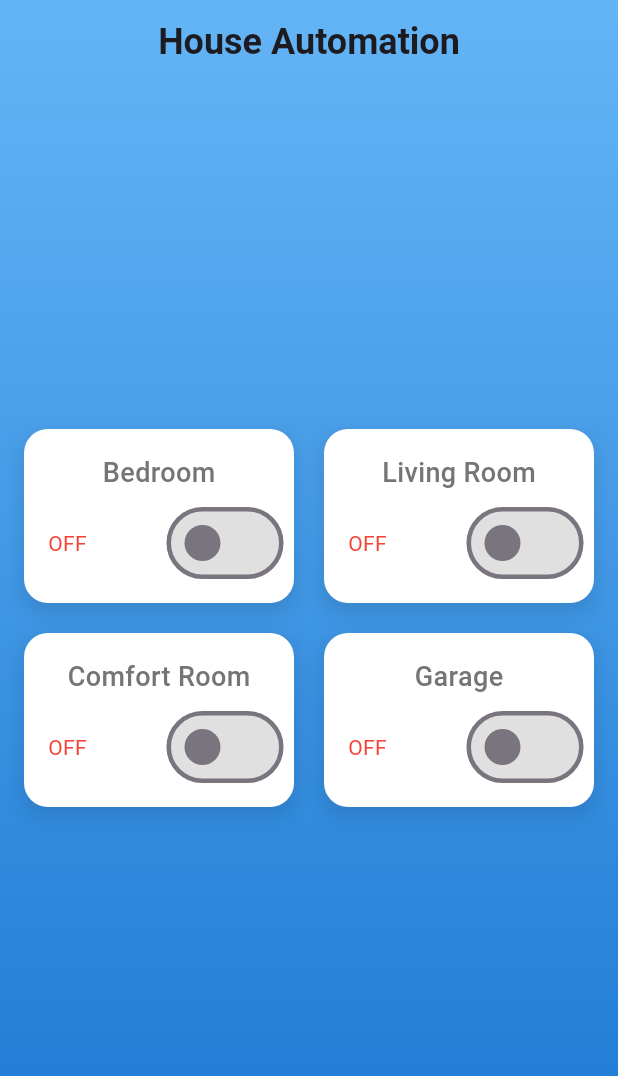
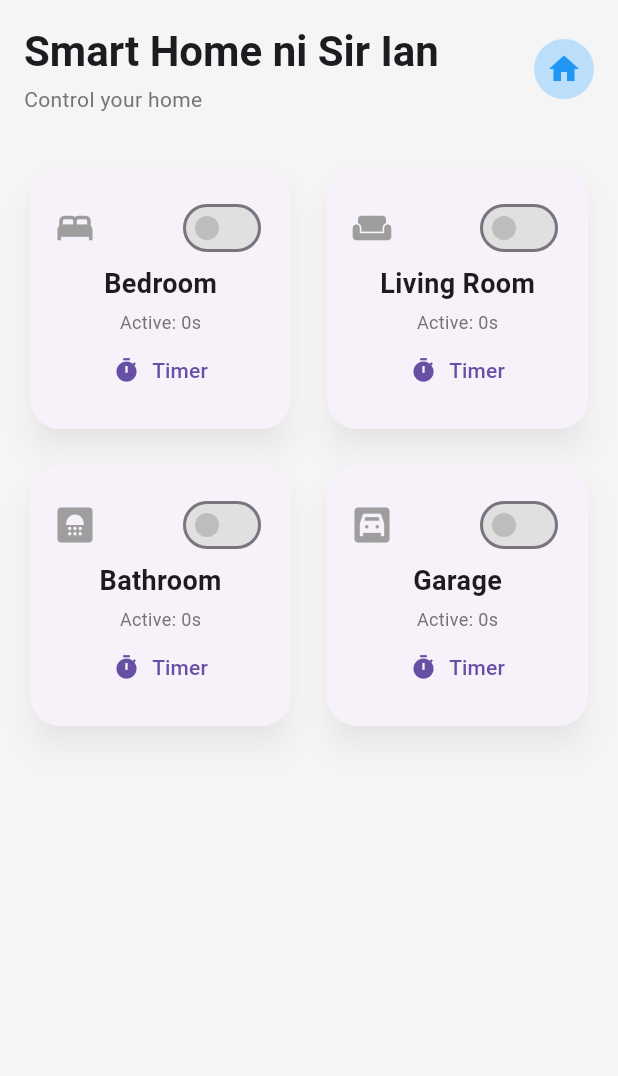
Before and after one commit to sdr20/Home-Automation, a Flutter app: the screen it shows after launch, on a phone screen of 412 x 824 dp. Shown: the top 1076 px of the screen. Run offline on Flutter 3.47's test engine with Material 3 defaults, Android fonts, the phone set to English and light mode, and no system bars.

Commit message:
12/1/2024

```diff
--- a/lib/main.dart
+++ b/lib/main.dart
@@ -1,172 +1,28 @@
 import 'package:flutter/material.dart';
-import 'package:http/http.dart' as http;
+import 'package:flutter/services.dart';
+import 'screens/home_screen.dart';
+import 'theme/app_theme.dart';
 
 void main() {
-  runApp(MyApp());
+  SystemChrome.setSystemUIOverlayStyle(
+    const SystemUiOverlayStyle(
+      statusBarColor: Colors.transparent,
+      statusBarIconBrightness: Brightness.dark,
+    ),
+  );
+  runApp(const MyApp());
 }
 
 class MyApp extends StatelessWidget {
+  const MyApp({Key? key}) : super(key: key);
+
   @override
   Widget build(BuildContext context) {
     return MaterialApp(
-      title: 'ESP32 LED Control',
+      title: 'Smart Home ni Sir Ian',
       debugShowCheckedModeBanner: false,
-      home: LEDControl(),
-      theme: ThemeData(
-        brightness: Brightness.light,
-        primarySwatch: Colors.blue,
-        textTheme: TextTheme(
-          bodyLarge: TextStyle(color: Colors.grey[700], fontSize: 16),
-          bodyMedium: TextStyle(color: Colors.grey[600]),
-          titleLarge: TextStyle(
-            fontSize: 24,
-            fontWeight: FontWeight.bold,
-            color: Colors.grey[800],
-          ),
-        ),
-      ),
+      theme: AppTheme.lightTheme,
+      home: const HomeScreen(),
     );
   }
 }
-
-class LEDControl extends StatefulWidget {
-  @override
-  _LEDControlState createState() => _LEDControlState();
-}
-
-class _LEDControlState extends State<LEDControl> {
-  final String baseUrl = 'http://192.168.4.1'; // Adjust with your ESP32's IP
-  List<bool> ledStates = [false, false, false, false];
-
-  Future<void> controlLED(int id, bool state) async {
-    final url = Uri.parse('$baseUrl/?id=$id&state=${state ? 1 : 0}');
-    try {
-      final response = await http.get(url);
-      if (response.statusCode == 200) {
-        setState(() {
-          ledStates[id] = state;
-        });
-        ScaffoldMessenger.of(context).showSnackBar(
-          SnackBar(
-            content: Text('LED ${id + 1} turned ${state ? 'ON' : 'OFF'}'),
-            backgroundColor: state ? Colors.green : Colors.red,
-            duration: Duration(seconds: 2),
-          ),
-        );
-      } else {
-        showError('Error: ${response.statusCode}');
-      }
-    } catch (e) {
-      showError('Failed to connect to ESP32: $e');
-    }
-  }
-
-  void showError(String message) {
-    ScaffoldMessenger.of(context).showSnackBar(
-      SnackBar(
-        content: Text(message),
-        backgroundColor: Colors.red,
-        duration: Duration(seconds: 2),
-      ),
-    );
-  }
-
-  @override
-  Widget build(BuildContext context) {
-    return Scaffold(
-      extendBodyBehindAppBar: true,
-      appBar: AppBar(
-        backgroundColor: Colors.transparent,
-        elevation: 0,
-        centerTitle: true,
-        title: Text('House Automation', style: TextStyle(fontSize: 24)),
-      ),
-      body: Container(
-        decoration: BoxDecoration(
-          gradient: LinearGradient(
-            begin: Alignment.topCenter,
-            end: Alignment.bottomCenter,
-            colors: [
-              Colors.blue.shade300,
-              Colors.blue.shade700,
-            ],
-          ),
-        ),
-        child: Padding(
-          padding: const EdgeInsets.symmetric(horizontal: 16.0, vertical: 24.0),
-          child: Column(
-            mainAxisAlignment: MainAxisAlignment.center,
-            children: [
-              buildLEDRow('Bedroom', 0, 'Living Room', 1),
-              SizedBox(height: 20),
-              buildLEDRow('Comfort Room', 2, 'Garage', 3),
-            ],
-          ),
-        ),
-      ),
-    );
-  }
-
-  Widget buildLEDRow(String name1, int id1, String name2, int id2) {
-    return Row(
-      mainAxisAlignment: MainAxisAlignment.spaceBetween,
-      children: [
-        Expanded(child: buildLEDCard(name1, id1)),
-        SizedBox(width: 20),
-        Expanded(child: buildLEDCard(name2, id2)),
-      ],
-    );
-  }
-
-  Widget buildLEDCard(String name, int id) {
-    return Container(
-      padding: EdgeInsets.all(16.0),
-      decoration: BoxDecoration(
-        color: Colors.white,
-        borderRadius: BorderRadius.circular(16.0),
-        boxShadow: [
-          BoxShadow(
-            color: Colors.black.withOpacity(0.1),
-            spreadRadius: 2,
-            blurRadius: 10,
-            offset: Offset(0, 5),
-          ),
-        ],
-      ),
-      child: Column(
-        mainAxisAlignment: MainAxisAlignment.spaceBetween,
-        children: [
-          Text(
-            name,
-            style: TextStyle(
-              fontSize: 18,
-              fontWeight: FontWeight.w500,
-            ),
-          ),
-          SizedBox(height: 10),
-          Row(
-            mainAxisAlignment: MainAxisAlignment.spaceBetween,
-            children: [
-              Text(
-                ledStates[id] ? 'ON' : 'OFF',
-                style: TextStyle(
-                  fontSize: 14,
-                  color: ledStates[id] ? Colors.green : Colors.red,
-                ),
-              ),
-              Transform.scale(
-                scale: 1.5,
-                child: Switch(
-                  value: ledStates[id],
-                  activeColor: Colors.green,
-                  inactiveTrackColor: Colors.grey.shade300,
-                  onChanged: (value) => controlLED(id, value),
-                ),
-              ),
-            ],
-          ),
-        ],
-      ),
-    );
-  }
-}
--- /dev/null
+++ b/lib/models/timer_state.dart
@@ -0,0 +1,12 @@
+import 'dart:async';
+
+class TimerState {
+  Timer? offTimer;
+  Timer? durationTimer;
+  int activeDuration = 0;
+
+  void dispose() {
+    offTimer?.cancel();
+    durationTimer?.cancel();
+  }
+}
--- /dev/null
+++ b/lib/screens/home_screen.dart
@@ -0,0 +1,64 @@
+import 'package:flutter/material.dart';
+import '../widgets/room_card.dart';
+import '../widgets/custom_app_bar.dart';
+import '../services/led_service.dart';
+
+class HomeScreen extends StatefulWidget {
+  const HomeScreen({Key? key}) : super(key: key);
+
+  @override
+  _HomeScreenState createState() => _HomeScreenState();
+}
+
+class _HomeScreenState extends State<HomeScreen> {
+  final LEDService _ledService = LEDService();
+
+  @override
+  Widget build(BuildContext context) {
+    return Scaffold(
+      body: SafeArea(
+        child: Column(
+          children: [
+            const CustomAppBar(),
+            Expanded(
+              child: Container(
+                padding: const EdgeInsets.all(16),
+                child: GridView.count(
+                  crossAxisCount: 2,
+                  mainAxisSpacing: 16,
+                  crossAxisSpacing: 16,
+                  children: [
+                    RoomCard(
+                      roomName: 'Bedroom',
+                      iconData: Icons.bed,
+                      ledId: 0,
+                      ledService: _ledService,
+                    ),
+                    RoomCard(
+                      roomName: 'Living Room',
+                      iconData: Icons.weekend,
+                      ledId: 1,
+                      ledService: _ledService,
+                    ),
+                    RoomCard(
+                      roomName: 'Bathroom',
+                      iconData: Icons.bathroom,
+                      ledId: 2,
+                      ledService: _ledService,
+                    ),
+                    RoomCard(
+                      roomName: 'Garage',
+                      iconData: Icons.garage,
+                      ledId: 3,
+                      ledService: _ledService,
+                    ),
+                  ],
+                ),
+              ),
+            ),
+          ],
+        ),
+      ),
+    );
+  }
+}
--- /dev/null
+++ b/lib/theme/app_theme.dart
@@ -0,0 +1,54 @@
+import 'package:flutter/material.dart';
+
+class AppTheme {
+  static ThemeData get lightTheme {
+    return ThemeData(
+      primarySwatch: Colors.blue,
+      brightness: Brightness.light,
+      scaffoldBackgroundColor: Colors.grey[100],
+      appBarTheme: const AppBarTheme(
+        elevation: 0,
+        backgroundColor: Colors.transparent,
+        iconTheme: IconThemeData(color: Colors.black),
+        titleTextStyle: TextStyle(
+          color: Colors.black,
+          fontSize: 24,
+          fontWeight: FontWeight.bold,
+        ),
+      ),
+      cardTheme: CardTheme(
+        elevation: 8,
+        shape: RoundedRectangleBorder(
+          borderRadius: BorderRadius.circular(20),
+        ),
+        shadowColor: Colors.black26,
+      ),
+      switchTheme: SwitchThemeData(
+        thumbColor: MaterialStateProperty.resolveWith<Color>((states) {
+          if (states.contains(MaterialState.selected)) {
+            return Colors.white;
+          }
+          return Colors.grey.shade400;
+        }),
+        trackColor: MaterialStateProperty.resolveWith<Color>((states) {
+          if (states.contains(MaterialState.selected)) {
+            return Colors.green;
+          }
+          return Colors.grey.shade300;
+        }),
+      ),
+      elevatedButtonTheme: ElevatedButtonThemeData(
+        style: ElevatedButton.styleFrom(
+          elevation: 0,
+          shape: RoundedRectangleBorder(
+            borderRadius: BorderRadius.circular(12),
+          ),
+          padding: const EdgeInsets.symmetric(
+            horizontal: 24,
+            vertical: 12,
+          ),
+        ),
+      ),
+    );
+  }
+}
--- /dev/null
+++ b/lib/widgets/custom_app_bar.dart
@@ -0,0 +1,47 @@
+import 'package:flutter/material.dart';
+
+class CustomAppBar extends StatelessWidget {
+  const CustomAppBar({Key? key}) : super(key: key);
+
+  @override
+  Widget build(BuildContext context) {
+    return Container(
+      padding: const EdgeInsets.all(16),
+      child: Column(
+        crossAxisAlignment: CrossAxisAlignment.start,
+        children: [
+          Row(
+            mainAxisAlignment: MainAxisAlignment.spaceBetween,
+            children: [
+              Column(
+                crossAxisAlignment: CrossAxisAlignment.start,
+                children: [
+                  Text(
+                    'Smart Home ni Sir Ian',
+                    style: Theme.of(context).textTheme.headlineMedium?.copyWith(
+                          fontWeight: FontWeight.bold,
+                        ),
+                  ),
+                  const SizedBox(height: 4),
+                  Text(
+                    'Control your home',
+                    style: Theme.of(context).textTheme.bodyMedium?.copyWith(
+                          color: Colors.grey[600],
+                        ),
+                  ),
+                ],
+              ),
+              CircleAvatar(
+                backgroundColor: Colors.blue.shade100,
+                child: const Icon(
+                  Icons.home,
+                  color: Colors.blue,
+                ),
+              ),
+            ],
+          ),
+        ],
+      ),
+    );
+  }
+}
--- /dev/null
+++ b/lib/widgets/room_card.dart
@@ -0,0 +1,97 @@
+import 'package:flutter/material.dart';
+import '../services/led_service.dart';
+import 'timer_dialog.dart';
+
+class RoomCard extends StatefulWidget {
+  final String roomName;
+  final IconData iconData;
+  final int ledId;
+  final LEDService ledService;
+
+  const RoomCard({
+    Key? key,
+    required this.roomName,
+    required this.iconData,
+    required this.ledId,
+    required this.ledService,
+  }) : super(key: key);
+
+  @override
+  _RoomCardState createState() => _RoomCardState();
+}
+
+class _RoomCardState extends State<RoomCard> {
+  bool isOn = false;
+
+  @override
+  Widget build(BuildContext context) {
+    return Card(
+      child: Padding(
+        padding: const EdgeInsets.all(16),
+        child: Column(
+          mainAxisAlignment: MainAxisAlignment.spaceBetween,
+          children: [
+            Row(
+              mainAxisAlignment: MainAxisAlignment.spaceBetween,
+              children: [
+                Icon(
+                  widget.iconData,
+                  size: 28,
+                  color: isOn ? Colors.blue : Colors.grey,
+                ),
+                Switch(
+                  value: isOn,
+                  onChanged: (value) async {
+                    await widget.ledService.controlLED(
+                      widget.ledId,
+                      value,
+                      context,
+                      (newState) {
+                        setState(() {
+                          isOn = newState;
+                        });
+                      },
+                    );
+                  },
+                ),
+              ],
+            ),
+            Column(
+              children: [
+                Text(
+                  widget.roomName,
+                  style: const TextStyle(
+                    fontSize: 18,
+                    fontWeight: FontWeight.bold,
+                  ),
+                ),
+                const SizedBox(height: 4),
+                Text(
+                  'Active: ${widget.ledService.getActiveDuration(widget.ledId)}s',
+                  style: TextStyle(
+                    fontSize: 12,
+                    color: Colors.grey[600],
+                  ),
+                ),
+              ],
+            ),
+            ElevatedButton.icon(
+              onPressed: () {
+                showDialog(
+                  context: context,
+                  builder: (context) => TimerDialog(
+                    roomName: widget.roomName,
+                    ledId: widget.ledId,
+                    ledService: widget.ledService,
+                  ),
+                );
+              },
+              icon: const Icon(Icons.timer, size: 18),
+              label: const Text('Timer'),
+            ),
+          ],
+        ),
+      ),
+    );
+  }
+}
```
Also changed, not shown: lib/services/led_service.dart (added, +93 -0 lines), lib/utils/snackbar_utils.dart (added, +33 -0 lines), lib/widgets/timer_dialog.dart (added, +97 -0 lines), pubspec.lock.
